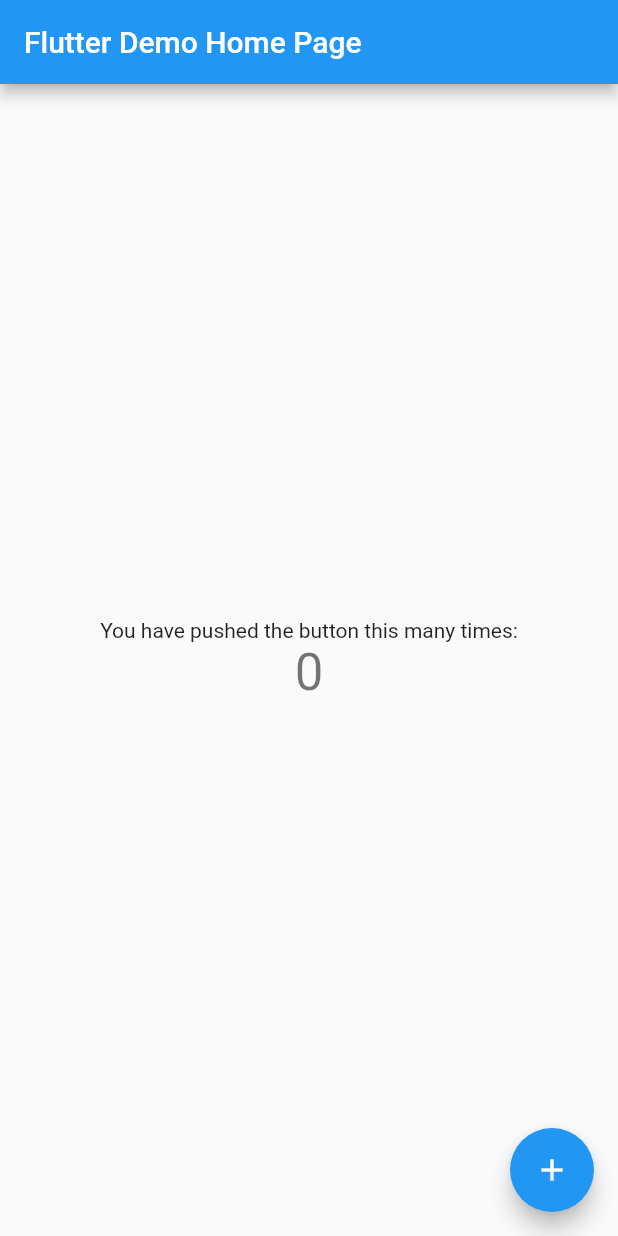
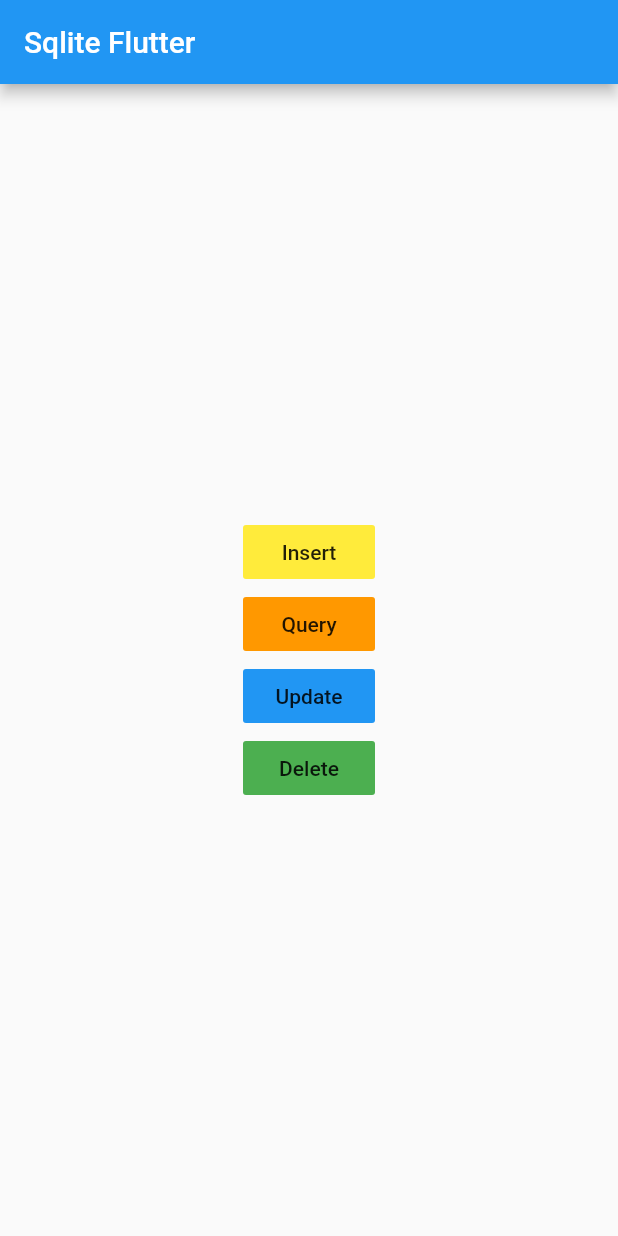
Before and after one commit to NishaJain24/flutter_sqflite, a Flutter app: the screen it shows after launch, on a phone screen of 412 x 824 dp. Run offline on Flutter 3.47's test engine with Material 2 defaults, Android fonts, the phone set to English and light mode, and no system bars; our stand-ins replace sqflite; accounts and stored records are empty.

Commit message:
All CRUD features are working.

```diff
--- a/lib/database_helper.dart
+++ b/lib/database_helper.dart
@@ -1,5 +1,4 @@
 import 'dart:io';
-import 'package:flutter/services.dart';
 import 'package:path_provider/path_provider.dart';
 import 'package:sqflite/sqflite.dart';
 import 'package:path/path.dart';
@@ -26,11 +25,11 @@ class DatabaseHelper {
   _initiateDatabase() async {
     Directory directory = await getApplicationDocumentsDirectory();
     String path = join(directory.path, _dbName);
-    await openDatabase(path, version: _dbVersion, onCreate: _onCreate);
+    return await openDatabase(path, version: _dbVersion, onCreate: _onCreate);
   }
 
   Future _onCreate(Database db, int version) async {
-    db.query('''
+    db.execute('''
     CREATE TABLE $_tableName(
     $columnId INTEGER PRIMARY KEY,
     $columnName TEXT NOT NULL)
@@ -38,4 +37,25 @@ class DatabaseHelper {
 
     ''');
   }
+
+  Future<int> insert(Map<String, dynamic> row) async{
+    Database? db = await instance.database;
+    return await db!.insert(_tableName, row);
+  }
+
+  Future<List<Map<String, dynamic>>> queryAll() async{
+    Database? db = await instance.database;
+    return await db!.query(_tableName);
+  }
+
+  Future update(Map<String, dynamic> row) async{
+    Database? db = await instance.database;
+    int id = row[columnId];
+    return await db!.update(_tableName, row, where: '$columnId = ?', whereArgs: [id]);
+  }
+
+  Future<int> delete(int id) async{
+    Database? db = await instance.database;
+    return await db!.delete(_tableName, where: '$columnId = ?' , whereArgs: [id]);
+  }
 }
--- a/lib/main.dart
+++ b/lib/main.dart
@@ -1,4 +1,6 @@
+import 'package:flutter/cupertino.dart';
 import 'package:flutter/material.dart';
+import 'package:flutter_sqflite/database_helper.dart';
 
 void main() {
   runApp(MyApp());
@@ -11,103 +13,68 @@ class MyApp extends StatelessWidget {
     return MaterialApp(
       title: 'Flutter Demo',
       theme: ThemeData(
-        // This is the theme of your application.
-        //
-        // Try running your application with "flutter run". You'll see the
-        // application has a blue toolbar. Then, without quitting the app, try
-        // changing the primarySwatch below to Colors.green and then invoke
-        // "hot reload" (press "r" in the console where you ran "flutter run",
-        // or simply save your changes to "hot reload" in a Flutter IDE).
-        // Notice that the counter didn't reset back to zero; the application
-        // is not restarted.
         primarySwatch: Colors.blue,
       ),
-      home: MyHomePage(title: 'Flutter Demo Home Page'),
+      home: MyHomePage(),
     );
   }
 }
 
 class MyHomePage extends StatefulWidget {
-  MyHomePage({Key? key, required this.title}) : super(key: key);
-
-  // This widget is the home page of your application. It is stateful, meaning
-  // that it has a State object (defined below) that contains fields that affect
-  // how it looks.
-
-  // This class is the configuration for the state. It holds the values (in this
-  // case the title) provided by the parent (in this case the App widget) and
-  // used by the build method of the State. Fields in a Widget subclass are
-  // always marked "final".
-
-  final String title;
 
   @override
   _MyHomePageState createState() => _MyHomePageState();
 }
 
 class _MyHomePageState extends State<MyHomePage> {
-  int _counter = 0;
-
-  void _incrementCounter() {
-    setState(() {
-      // This call to setState tells the Flutter framework that something has
-      // changed in this State, which causes it to rerun the build method below
-      // so that the display can reflect the updated values. If we changed
-      // _counter without calling setState(), then the build method would not be
-      // called again, and so nothing would appear to happen.
-      _counter++;
-    });
-  }
 
   @override
   Widget build(BuildContext context) {
-    // This method is rerun every time setState is called, for instance as done
-    // by the _incrementCounter method above.
-    //
-    // The Flutter framework has been optimized to make rerunning build methods
-    // fast, so that you can just rebuild anything that needs updating rather
-    // than having to individually change instances of widgets.
+
     return Scaffold(
       appBar: AppBar(
         // Here we take the value from the MyHomePage object that was created by
         // the App.build method, and use it to set our appbar title.
-        title: Text(widget.title),
+        title: Text('Sqlite Flutter'),
       ),
       body: Center(
-        // Center is a layout widget. It takes a single child and positions it
-        // in the middle of the parent.
         child: Column(
-          // Column is also a layout widget. It takes a list of children and
-          // arranges them vertically. By default, it sizes itself to fit its
-          // children horizontally, and tries to be as tall as its parent.
-          //
-          // Invoke "debug painting" (press "p" in the console, choose the
-          // "Toggle Debug Paint" action from the Flutter Inspector in Android
-          // Studio, or the "Toggle Debug Paint" command in Visual Studio Code)
-          // to see the wireframe for each widget.
-          //
-          // Column has various properties to control how it sizes itself and
-          // how it positions its children. Here we use mainAxisAlignment to
-          // center the children vertically; the main axis here is the vertical
-          // axis because Columns are vertical (the cross axis would be
-          // horizontal).
           mainAxisAlignment: MainAxisAlignment.center,
-          children: <Widget>[
-            Text(
-              'You have pushed the button this many times:',
-            ),
-            Text(
-              '$_counter',
-              style: Theme.of(context).textTheme.headline4,
-            ),
+          children: [
+            FlatButton(onPressed: () async {
+
+              int i= await DatabaseHelper.instance.insert({
+                DatabaseHelper.columnName : 'Nisha',
+              });
+              print('The inserted id is $i');
+
+            }, child: Text('Insert'),
+            color: Colors.yellow,),
+            FlatButton(onPressed: () async{
+              List<Map<String, dynamic>> queryRows = await DatabaseHelper.instance.queryAll();
+              print(queryRows);
+
+            }, child: Text('Query'),
+              color: Colors.orange,),
+            FlatButton(onPressed: () async{
+              int updateId= await DatabaseHelper.instance.update({
+                DatabaseHelper.columnId: 2,
+                DatabaseHelper.columnName : 'Jain'
+              });
+              print(updateId);
+
+            }, child: Text('Update'),
+              color: Colors.blue,),
+            FlatButton(onPressed: () async{
+              int rowDelete = await DatabaseHelper.instance.delete(2);
+              print(rowDelete);
+
+            }, child: Text('Delete'),
+              color: Colors.green,),
+
           ],
         ),
-      ),
-      floatingActionButton: FloatingActionButton(
-        onPressed: _incrementCounter,
-        tooltip: 'Increment',
-        child: Icon(Icons.add),
-      ), // This trailing comma makes auto-formatting nicer for build methods.
+      )
     );
   }
 }
--- a/pubspec.yaml
+++ b/pubspec.yaml
@@ -27,9 +27,9 @@ dependencies:
 
   # The following adds the Cupertino Icons font to your application.
   # Use with the CupertinoIcons class for iOS style icons.
-  cupertino_icons: ^1.0.2
-  sqflite: ^1.3.0
-  path_provider: ^1.6.7
+  cupertino_icons: ^1.0.3
+  sqflite: ^2.0.0+4
+  path_provider: ^2.0.3
 
 dev_dependencies:
   flutter_test:
```
Also changed, not shown: pubspec.lock, 1 other file.
